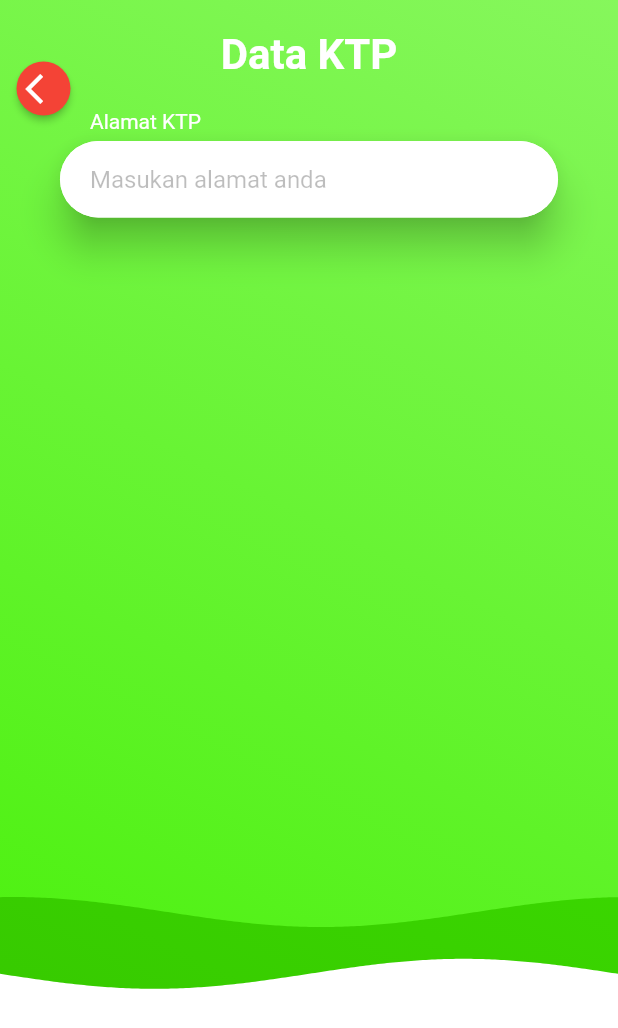
After one commit to skripsimu/tunaiku_mini_project, a Flutter app: the KtpPage screen opened directly, on a phone screen of 412 x 824 dp. The commit adds this screen. Shown: the top 1028 px of the screen. Run offline on Flutter 3.47's test engine with Material 2 defaults, Android fonts, the phone set to English and light mode, and no system bars; drawn by our look-alikes of wave; our stand-ins replace bloc, datetime_picker_formfield, flutter_bloc, fluttertoast.

Commit message:
add ktp data page

```diff
--- a/lib/library/initial.dart
+++ b/lib/library/initial.dart
@@ -3,6 +3,8 @@ import 'package:tunaiku_mini_project/library/date_picker.dart';
 import 'package:tunaiku_mini_project/library/default_button.dart';
 import 'package:tunaiku_mini_project/library/default_form.dart';
 import 'package:tunaiku_mini_project/library/show_toast.dart';
+import 'package:tunaiku_mini_project/library/wave_widget.dart';
+import 'package:tunaiku_mini_project/ui/widget/ktp_view.dart';
 import 'package:tunaiku_mini_project/ui/widget/personal_data.dart';
 
 DefaultForm defaultForm = DefaultForm();
@@ -11,3 +13,5 @@ DatePicker datePicker = DatePicker();
 DefaultButton defaultButton = DefaultButton();
 PersonalData personalData = PersonalData();
 CustomToast customToast = CustomToast();
+WaveView waveView = WaveView();
+KtpView ktpView = KtpView();
--- /dev/null
+++ b/lib/ui/ktp_page.dart
@@ -0,0 +1,15 @@
+import 'package:flutter/material.dart';
+
+import '../library/initial.dart';
+
+class KtpPage extends StatelessWidget {
+  @override
+  Widget build(BuildContext context) {
+    return Scaffold(
+      backgroundColor: Colors.white,
+      body: Center(
+        child: ktpView.body(context),
+      ),
+    );
+  }
+}
```
Also changed, not shown: lib/library/wave_widget.dart (added, +31 -0 lines), lib/ui/widget/ktp_view.dart (added, +48 -0 lines), lib/ui/widget/personal_data.dart (+5 -24 lines).
